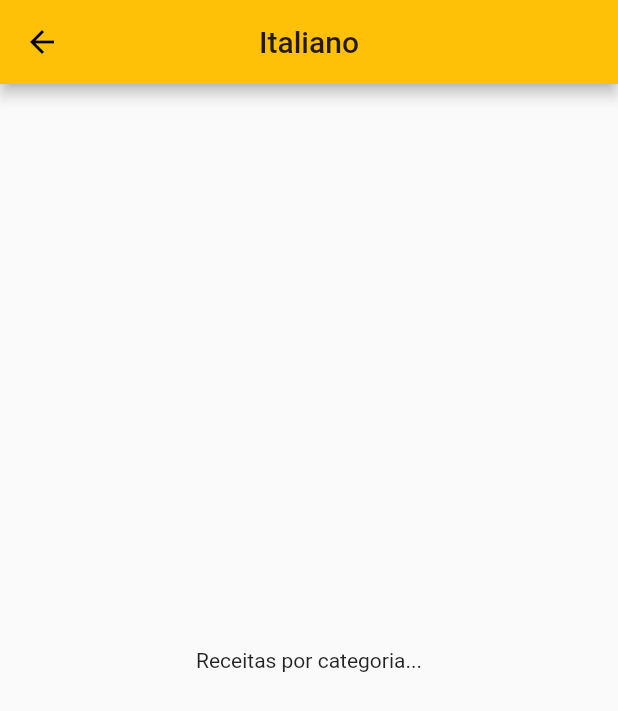
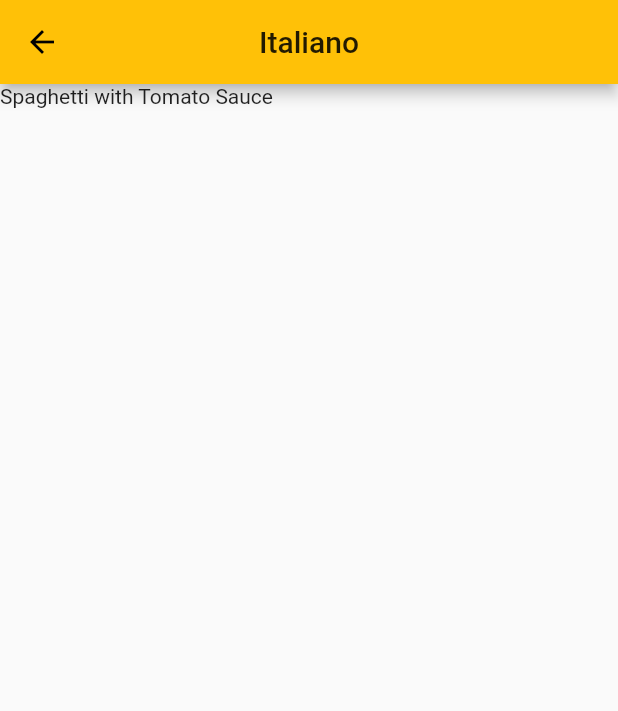
Before and after one commit to Rod1Andrade/Meals, a Flutter app: the screen it shows after launch, after a tap on "Italiano", on a phone screen of 412 x 824 dp. Shown: the top 711 px of the screen. Run offline on Flutter 3.47's test engine with Material 2 defaults, Android fonts, the phone set to English and light mode, and no system bars.

Commit message:
UPDATE - Relacionando categoria com refeicoes atraves do id

```diff
--- a/app/lib/screens/category_meals_screen.dart
+++ b/app/lib/screens/category_meals_screen.dart
@@ -1,4 +1,6 @@
+import 'package:app/data/dummy_data.dart';
 import 'package:app/models/category_model.dart';
+import 'package:app/models/meal_model.dart';
 import 'package:flutter/material.dart';
 
 /// Lista de receitas por categoria.
@@ -8,16 +10,26 @@ import 'package:flutter/material.dart';
 class CategoryMealScreen extends StatelessWidget {
   @override
   Widget build(BuildContext context) {
+    // Cateagorial de refeicoes retornada a partir da rota.
     final CategoryModel categoryModel =
         ModalRoute.of(context).settings.arguments as CategoryModel;
+
+    // Lista de Refeicoes.
+    final List<MealModel> meals = DUMMY_MEALS
+        .where((mealModel) => mealModel.categoriesId.contains(categoryModel.id))
+        .toList();
 
     return Scaffold(
       appBar: AppBar(
         title: Text(categoryModel.title),
         centerTitle: true,
       ),
-      body: Center(
-        child: Text('Receitas por categoria...'),
+      body: ListView.builder(
+        itemCount: meals.length,
+        itemBuilder: (context, index) {
+          MealModel mealModel = meals[index];
+          return Text(mealModel.title);
+        },
       ),
     );
   }
```
